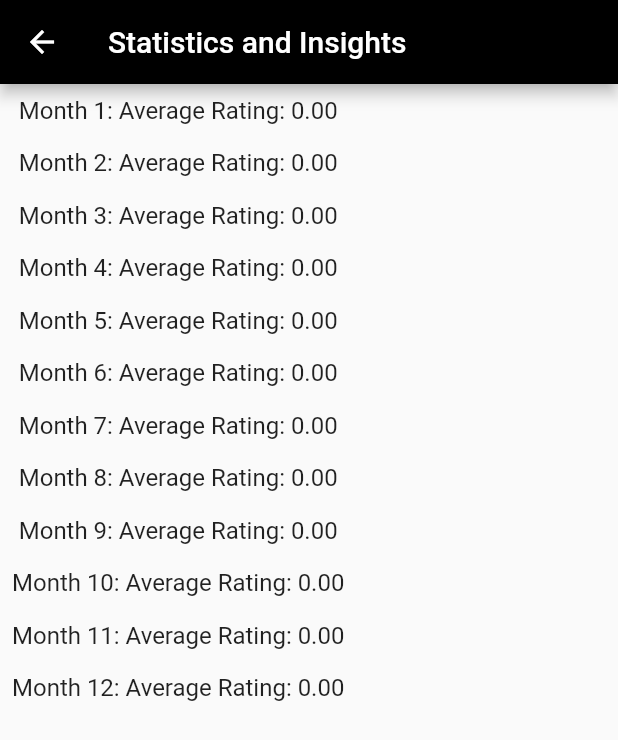
After one commit to rashodkorala/Deardiary, a Flutter app: the DiaryLogView screen opened by its route, after a tap on the "analytics" icon, on a phone screen of 412 x 824 dp. The commit adds this screen. Shown: the top 740 px of the screen. Run offline on Flutter 3.47's test engine with Material 2 defaults, Android fonts, the phone set to English and light mode, and no system bars; our stand-ins replace cloud_firestore, firebase_auth, firebase_core; accounts and stored records are empty; network calls fail.

Commit message:
add statistic_view.dart

```diff
--- a/lib/controller/diary_entry_service.dart
+++ b/lib/controller/diary_entry_service.dart
@@ -32,4 +32,16 @@ class DiaryEntryService {
   Future<void> deleteDiaryEntry(DiaryEntry diaryEntry) async {
     return await DiaryEntryCollection.doc(diaryEntry.id).delete();
   }
+
+  Future<List<DiaryEntry>> getDiaryEntriesForMonth(int month, int year) async {
+    final startTimestamp = Timestamp.fromDate(DateTime(year, month, 1));
+    final endTimestamp = Timestamp.fromDate(DateTime(year, month + 1, 0));
+
+    QuerySnapshot snapshot = await DiaryEntryCollection.where('date',
+            isGreaterThanOrEqualTo: startTimestamp)
+        .where('date', isLessThanOrEqualTo: endTimestamp)
+        .get();
+
+    return snapshot.docs.map((doc) => DiaryEntry.fromMap(doc)).toList();
+  }
 }
--- a/lib/main.dart
+++ b/lib/main.dart
@@ -8,6 +8,7 @@ import 'package:flutter/material.dart';
 import 'view/diary_forgot_passowrd_view.dart';
 import 'view/diary_log_view.dart';
 import 'view/diary_entry_view.dart';
+import 'view/diary_statistics_view.dart';
 
 Future<void> main() async {
   WidgetsFlutterBinding.ensureInitialized();
@@ -34,7 +35,7 @@ class MyApp extends StatelessWidget {
         '/loginView': (context) => LoginView(),
         '/signupView': (context) => SignupView(),
         '/forgotPasswordView': (context) => ForgotPasswordView(),
-        // Add more routes for other pages here
+        '/diaryStatisticView': (context) => DiaryStatisticView(),
       },
     );
   }
--- a/lib/view/diary_log_view.dart
+++ b/lib/view/diary_log_view.dart
@@ -3,6 +3,7 @@ import 'package:flutter/material.dart';
 import '../controller/diary_entry_service.dart';
 import 'diary_entry_view.dart';
 import '../model/diary_entry_model.dart';
+import 'diary_statistics_view.dart';
 
 class DiaryLogView extends StatefulWidget {
   const DiaryLogView({Key? key}) : super(key: key);
@@ -85,6 +86,17 @@ class _DiaryLogViewState extends State<DiaryLogView> {
         ),
         backgroundColor: Colors.black,
         actions: [
+          IconButton(
+            onPressed: () {
+              Navigator.push(
+                context,
+                MaterialPageRoute(
+                  builder: (context) => DiaryStatisticView(),
+                ),
+              );
+            },
+            icon: Icon(Icons.analytics), // Choose an appropriate icon
+          ),
           IconButton(
             onPressed: () {
               _handleLogout();
--- /dev/null
+++ b/lib/view/diary_statistics_view.dart
@@ -0,0 +1,72 @@
+import 'package:flutter/material.dart';
+
+import '../controller/diary_entry_service.dart';
+// Import your DiaryEntryService
+
+class DiaryStatisticView extends StatefulWidget {
+  @override
+  _DiaryStatisticViewState createState() => _DiaryStatisticViewState();
+}
+
+class _DiaryStatisticViewState extends State<DiaryStatisticView> {
+  late Map<int, double> monthlyAverages = {};
+
+  @override
+  void initState() {
+    super.initState();
+    fetchMonthlyAverages();
+  }
+
+  Future<void> fetchMonthlyAverages() async {
+    final Map<int, double> averages = {};
+
+    for (int month = 1; month <= 12; month++) {
+      final averageRating = await calculateAverageRatingForMonth(
+          month, 2023); // Replace with the desired year
+      averages[month] = averageRating;
+    }
+
+    setState(() {
+      monthlyAverages = averages;
+    });
+  }
+
+  Future<double> calculateAverageRatingForMonth(int month, int year) async {
+    final entries =
+        await DiaryEntryService().getDiaryEntriesForMonth(month, year);
+
+    if (entries.isEmpty) {
+      return 0;
+    }
+
+    final totalRating =
+        entries.fold(0, (previous, entry) => previous + entry.rating);
+    return totalRating / entries.length;
+  }
+
+  @override
+  Widget build(BuildContext context) {
+    return Scaffold(
+      appBar: AppBar(
+        title: Text('Statistics and Insights'),
+        backgroundColor: Colors.black,
+      ),
+      body: monthlyAverages.isNotEmpty
+          ? Column(
+              children: [
+                for (int month = 1; month <= 12; month++)
+                  Padding(
+                    padding: const EdgeInsets.all(8.0),
+                    child: Text(
+                      'Month $month: Average Rating: ${monthlyAverages[month]?.toStringAsFixed(2)}',
+                      style: TextStyle(fontSize: 16),
+                    ),
+                  ),
+              ],
+            )
+          : Center(
+              child: CircularProgressIndicator(),
+            ),
+    );
+  }
+}
--- a/pubspec.yaml
+++ b/pubspec.yaml
@@ -44,6 +44,8 @@ dependencies:
   firebase_core: ^2.21.0
   cloud_firestore: ^4.12.2
   firebase_ui_auth: ^1.9.1
+  provider: ^6.0.5
+  fl_chart: ^0.64.0
 
 dev_dependencies:
   flutter_test:
```
Also changed, not shown: pubspec.lock.
